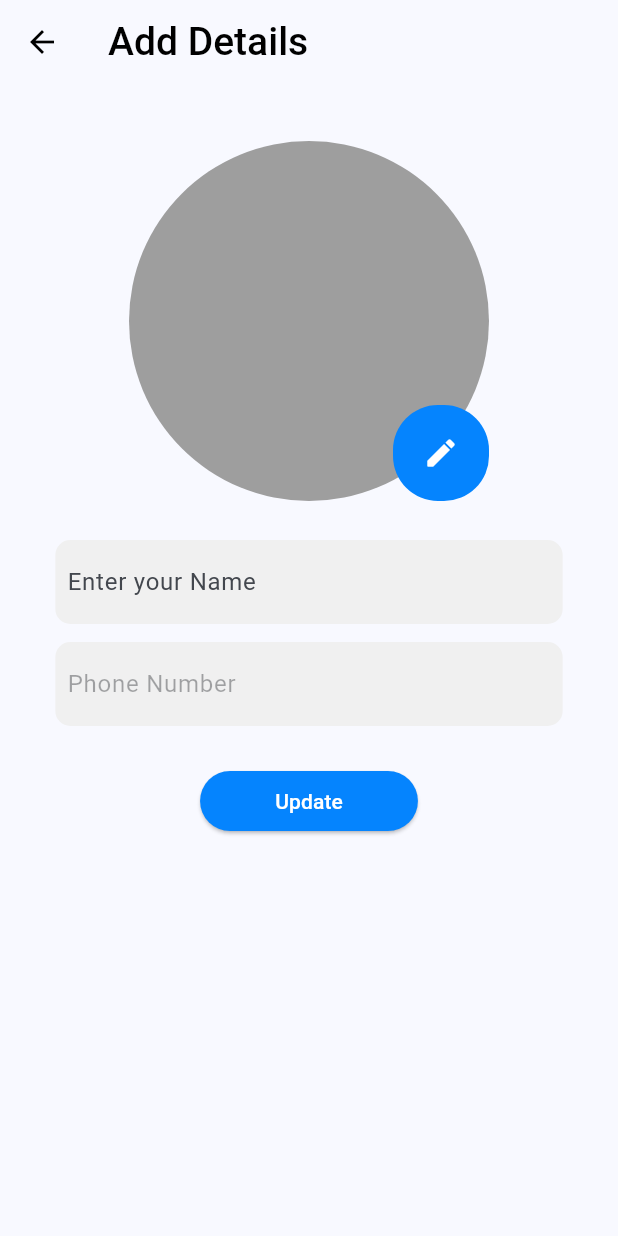
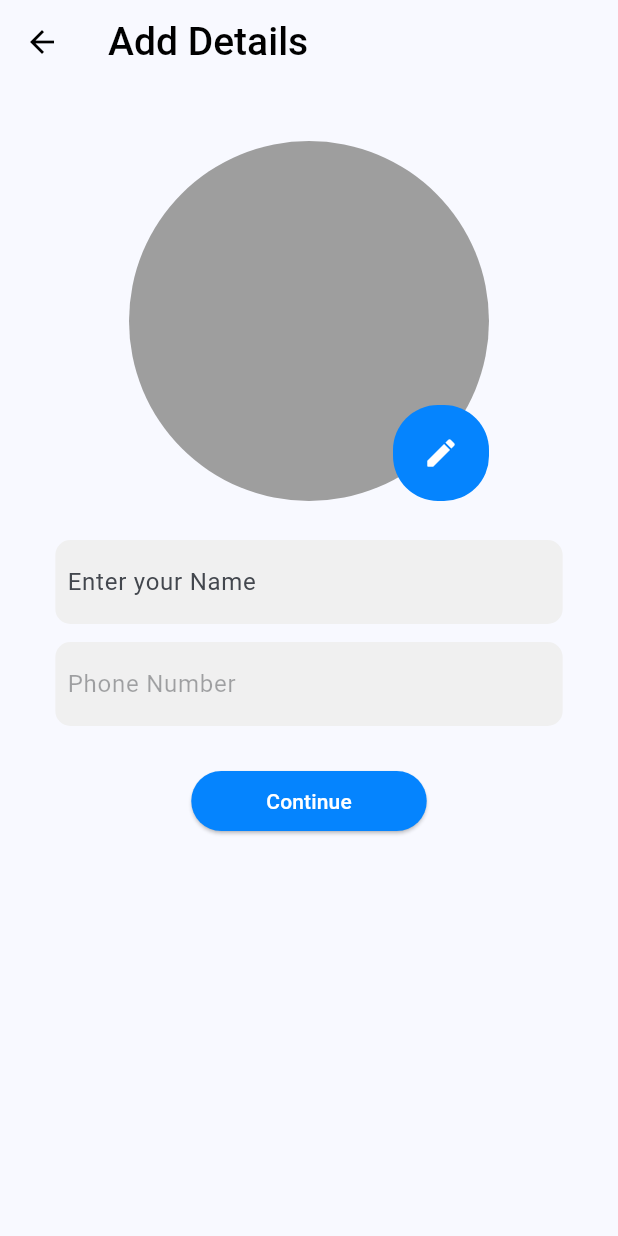
Before and after one commit to params19/livecom, a Flutter app: the UpadteProfilePage screen opened by its route, on a phone screen of 412 x 824 dp. Run offline on Flutter 3.47's test engine with Material 3 defaults, Android fonts, the phone set to English and light mode, and no system bars; our stand-ins replace appwrite, cached_network_image, country_code_picker, file_picker, flutter_local_notifications, shared_preferences; accounts and stored records are empty; network calls fail.

Commit message:
Refactor navigation and user data handling in profile and home pages to enhance user experience

```diff
--- a/lib/pages/update_profile_page.dart
+++ b/lib/pages/update_profile_page.dart
@@ -1,6 +1,7 @@
 import 'dart:io';
 
 import 'package:appwrite/appwrite.dart';
+import 'package:cached_network_image/cached_network_image.dart';
 import 'package:flutter/material.dart';
 import 'package:livecom/constants/color.dart';
 import 'package:livecom/controllers/appwrite_controllers.dart';
@@ -29,15 +30,7 @@ class _UpadteProfilePageState extends State<UpadteProfilePage> {
   @override
   void initState() {
     // try to load the data from local database
-    // Future.delayed(Duration.zero, () {
-    //   userId = Provider.of<UserDataProvider>(context, listen: false).getUserId;
-    //   Provider.of<UserDataProvider>(context).loadDatafromLocal();
-    //   imageId =
-    //       Provider.of<UserDataProvider>(context, listen: false).getUserProfile;
-    // });
-    //  userId = Provider.of<UserDataProvider>(context, listen: false).getUserId;
     Future.delayed(Duration.zero, () {
-      Provider.of<UserDataProvider>(context, listen: false).loadDatafromLocal();
       imageId =
           Provider.of<UserDataProvider>(context, listen: false).getUserProfile;
       userId = Provider.of<UserDataProvider>(context, listen: false).getUserId;
@@ -147,7 +140,11 @@ class _UpadteProfilePageState extends State<UpadteProfilePage> {
                                     .image
                                 // : Image(image: AssetImage("assets/user.png"))
                                 //     .image,
-                                : null,
+                                : value.getUserProfile != "" &&
+                                        value.getUserProfile != null
+                                    ? CachedNetworkImageProvider(
+                                        "https://cloud.appwrite.io/v1/storage/buckets/67a3d9aa002c49506451/files/${value.getUserProfile}/view?project=67a316ad003a50945b8b&mode=admin")
+                                    : null,
                             backgroundColor: Colors.grey,
                           ),
                           Positioned(
@@ -238,11 +235,13 @@ class _UpadteProfilePageState extends State<UpadteProfilePage> {
                               userId: userId!, name: _nameController.text);
 
                           // // navigate the user to the home route
-                          // Navigator.pushNamedAndRemoveUntil(
-                          //     context, "/home", (route) => false);
+                          Navigator.pushNamedAndRemoveUntil(
+                              context, "/home", (route) => false);
                         }
                       },
-                      child: Text("Update"),
+                      child: Text(
+                        data_passed["title"] == "edit" ? "Update" : "Continue",
+                      ),
                       style: ElevatedButton.styleFrom(
                         backgroundColor: primary_blue,
                         foregroundColor: Colors.white,
```
Also changed, not shown: lib/main.dart (+16 -3 lines), lib/pages/home_page.dart (+16 -8 lines), lib/pages/profile_page.dart (+19 -7 lines).
